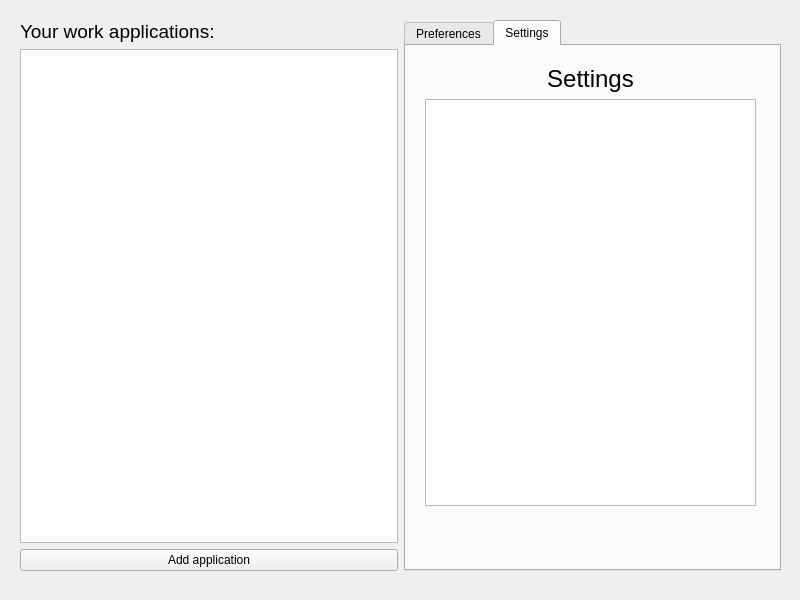
First picture: the form in windows/mainwindow.ui, repository bl4ze4447/DuctyWork, before the edit.
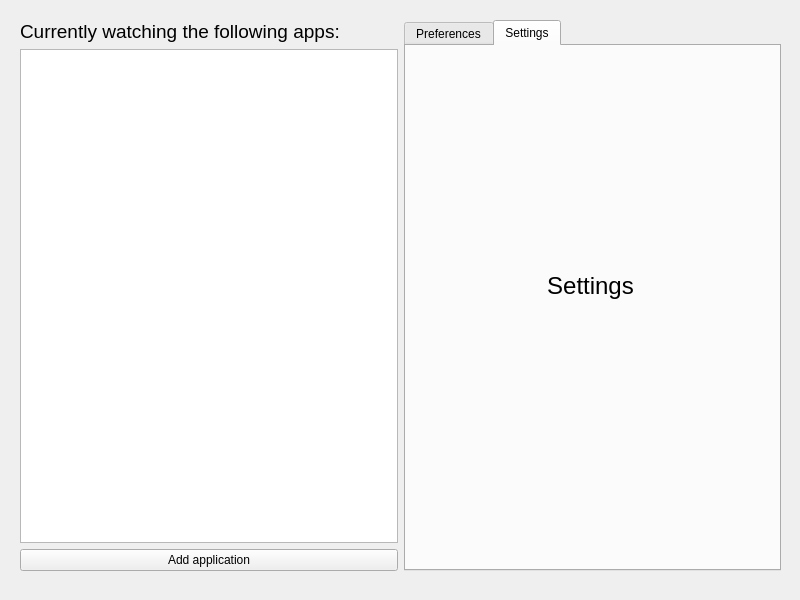
Second picture: the form after the edit. The open tabs and pages were chosen to show the change.

Commit message: Small improvements and made application fill up process_table

```diff
--- a/windows/mainwindow.ui
+++ b/windows/mainwindow.ui
@@ -46,7 +46,7 @@
        </font>
       </property>
       <property name="text">
-       <string>Your work applications:</string>
+       <string>Currently watching the following apps:</string>
       </property>
       <property name="alignment">
        <set>Qt::AlignmentFlag::AlignBottom|Qt::AlignmentFlag::AlignLeading|Qt::AlignmentFlag::AlignLeft</set>
@@ -96,9 +96,6 @@
            </property>
           </widget>
          </item>
-         <item row="1" column="0">
-          <widget class="QPlainTextEdit" name="plainTextEdit"/>
-         </item>
         </layout>
        </widget>
       </widget>
```
Left out of the diff: 4 changed lines with no effect on the pictures. The commit also changes 3 other files.
